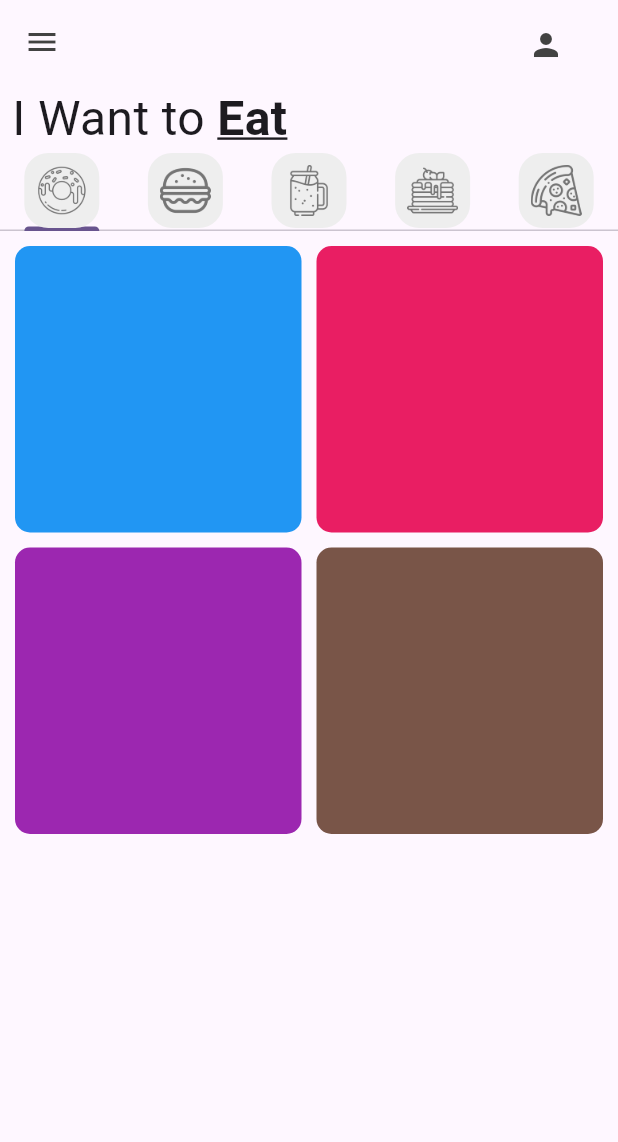
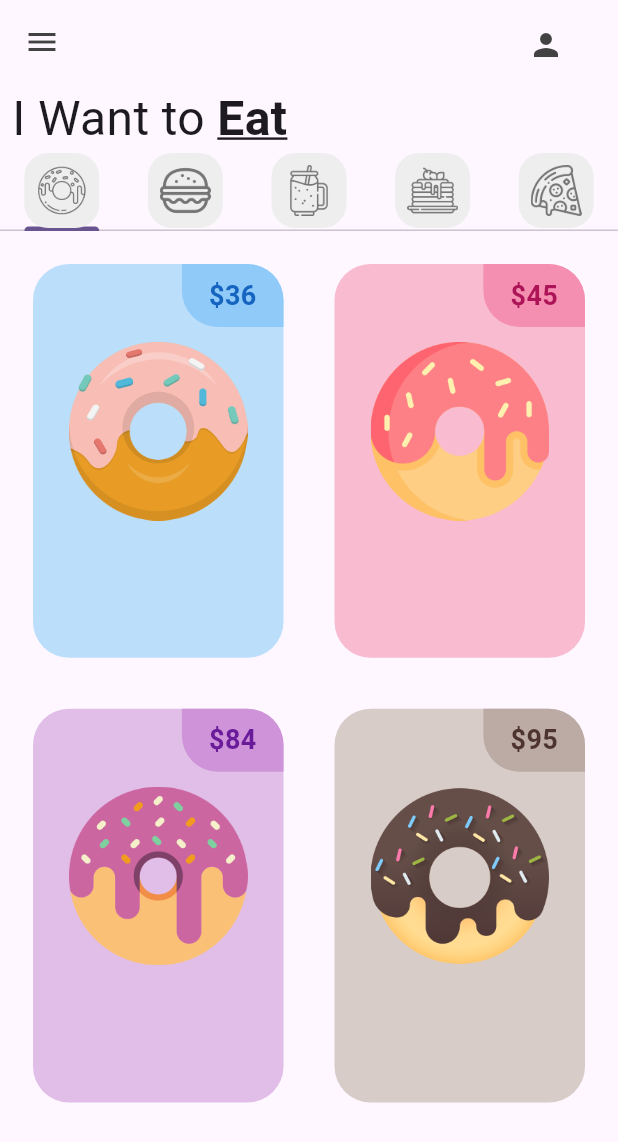
Before and after one commit to JoaquinCar/donut_app_2b_carmona, a Flutter app: the screen it shows after launch, on a phone screen of 412 x 824 dp. Shown: the top 1142 px of the screen. Run offline on Flutter 3.47's test engine with Material 3 defaults, Android fonts, the phone set to English and light mode, and no system bars.

Commit message:
Price tag added

```diff
--- a/lib/tabs/donut_tab.dart
+++ b/lib/tabs/donut_tab.dart
@@ -22,6 +22,7 @@ class DonutTab extends StatelessWidget {
       padding: const EdgeInsets.all(10), //espacio entre los elementos
       gridDelegate: const SliverGridDelegateWithFixedCrossAxisCount( //crea una cuadricula con un numero fijo de columnas
         crossAxisCount: 2, //numero de columnas
+        childAspectRatio: 1/1.5,
         crossAxisSpacing: 10, //espacio entre columnas
         mainAxisSpacing: 10, //espacio entre filas
       ),
--- a/lib/utils/donut_tile.dart
+++ b/lib/utils/donut_tile.dart
@@ -15,11 +15,39 @@ class DonutTile extends StatelessWidget {
 
   @override
   Widget build(BuildContext context) {
-    return Container(
+    return Padding( padding: const EdgeInsets.all(12.0),
+        child: Container(
       decoration: BoxDecoration(
-        color: donutColor,
-        borderRadius: BorderRadius.circular(10),
+        color: donutColor[100],
+        borderRadius: BorderRadius.circular(24),
 
+    ),
+       child: Column(
+         children: [
+           //priceTag
+           Row(mainAxisAlignment: MainAxisAlignment.end,
+           children: [Container(
+             decoration: BoxDecoration(color:donutColor[200],
+           borderRadius: BorderRadius.only(
+             topRight: Radius.circular(24),bottomLeft: Radius.circular(24),)),
+             padding: const EdgeInsets.symmetric(vertical: 8,horizontal: 18),
+             child: Text('\$$donutPrice',
+               style: TextStyle(
+                   fontWeight: FontWeight.bold,fontSize: 18,color: donutColor[800]),
+             ),
+             ),]
+             ,),
+
+           //DonutImage
+           Padding(padding: const EdgeInsets.symmetric(vertical: 10,horizontal: 24),
+           child: Image.asset(donutImage),
+           )
+
+           //info
+
+           //fav and add icon
+         ],
+       ),
       ),
     );
   }
```
Also changed, not shown: pubspec.lock.
